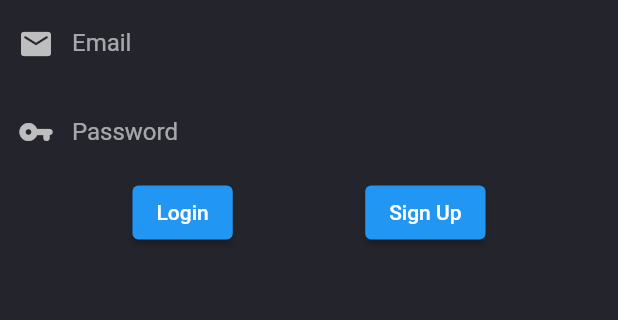
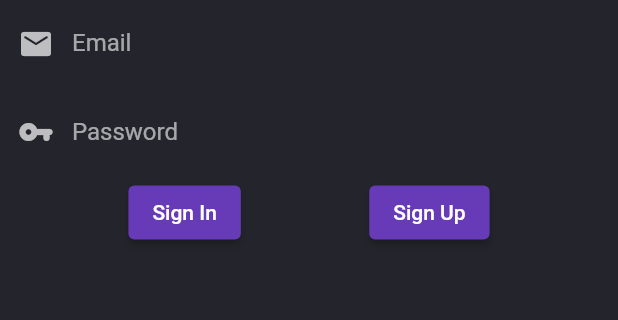
Before and after one commit to FEUP-ESOF-2020-21/open-cx-t4g5-teenage-mutant-coding-turtles, a Flutter app: the screen it shows after launch, on a phone screen of 412 x 824 dp, the part 563-883 px from its top. Run offline on Flutter 3.47's test engine with Material 2 defaults, Android fonts, the phone set to English and light mode, and no system bars.

Commit message:
Changed button colors

```diff
--- a/src/netfair/lib/main.dart
+++ b/src/netfair/lib/main.dart
@@ -27,7 +27,6 @@ class MyApp extends StatelessWidget {
   }
 }
 
-// Define a custom Form widget.
 class LoginForm extends StatefulWidget {
   @override
   LoginFormState createState() {
@@ -35,8 +34,6 @@ class LoginForm extends StatefulWidget {
   }
 }
 
-// Define a corresponding State class.
-// This class holds data related to the form.
 class LoginFormState extends State<LoginForm> {
   // Create a global key that uniquely identifies the Form widget
   // and allows validation of the form.
@@ -82,6 +79,9 @@ class LoginFormState extends State<LoginForm> {
             mainAxisAlignment: MainAxisAlignment.spaceEvenly,
             children: [
               ElevatedButton(
+                style: ButtonStyle(
+                  backgroundColor: MaterialStateProperty.all<Color>(Colors.deepPurple),
+                ),
                 onPressed: () {
                   // Validate returns true if the form is valid, or false
                   // otherwise.
@@ -91,9 +91,12 @@ class LoginFormState extends State<LoginForm> {
                         SnackBar(content: Text('Processing Data')));
                   }
                 },
-                child: Text('Login'),
+                child: Text('Sign In'),
               ),
               ElevatedButton(
+                style: ButtonStyle(
+                  backgroundColor: MaterialStateProperty.all<Color>(Colors.deepPurple),
+                ),
                 onPressed: () {
                   Scaffold.of(context).showSnackBar(
                       SnackBar(content: Text('Redirect to Sign Up Screen')));
```
